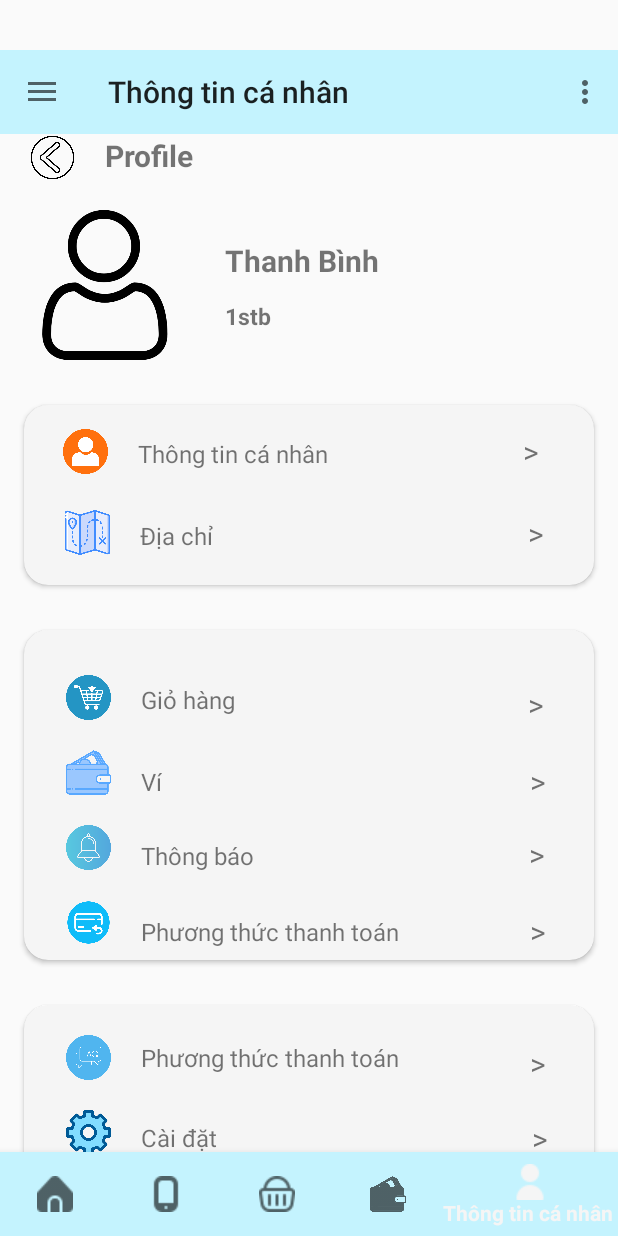
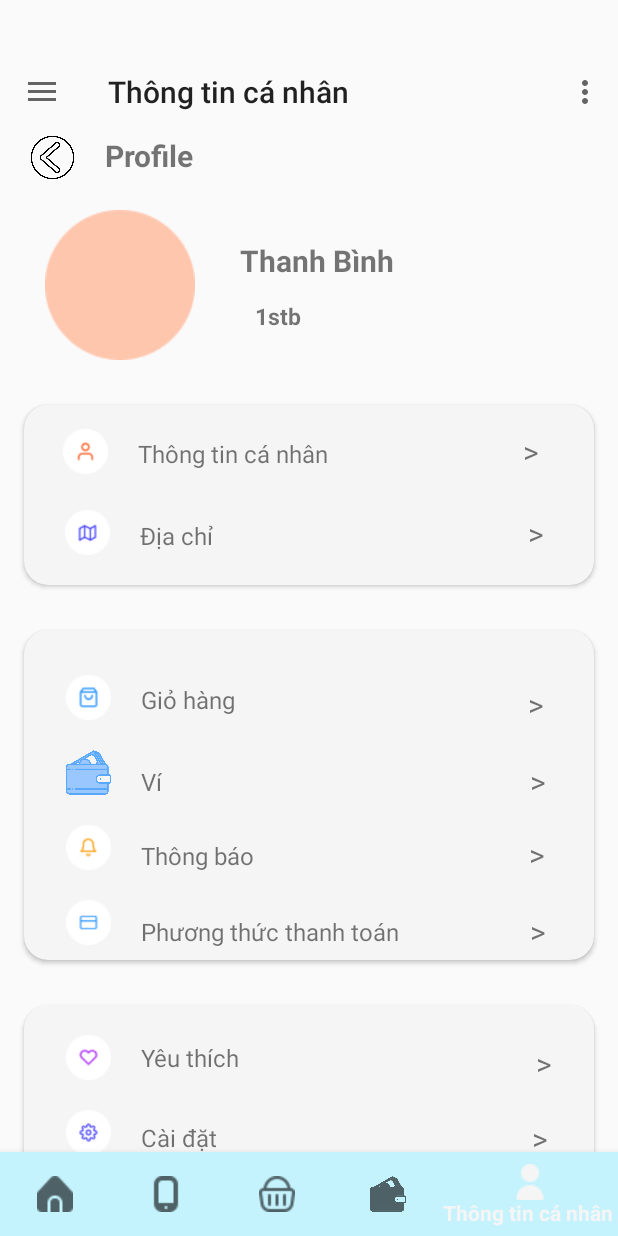
Before and after one commit to annvph49421/Duan1, an Android app: the screen it shows after launch (Home), item 5 of the bottom bar chosen, on a phone screen of 412 x 824 dp. Run offline under Robolectric (Android 15) with nearby library versions, the light colour scheme and no system bars.

Commit message:
sua giao dien

```diff
--- a/app/src/main/java/com/example/duan1/Fragment/HomeFragment.java
+++ b/app/src/main/java/com/example/duan1/Fragment/HomeFragment.java
@@ -64,9 +64,9 @@ public class HomeFragment extends Fragment {
 
         productList = new ArrayList<>();
         productList.add(new ProductModels(R.drawable.iphone15,"Iphone 15 Pro Max 256GB","Giá: 31.000.000đ"));
-        productList.add(new ProductModels(R.drawable.product_oppo12_1,"OPPO Reno12 5GB (12GB 256GB)","Giá: 12.290.000đ"));
-        productList.add(new ProductModels(R.drawable.product_samsung_1,"Samsung Galaxy S24 Ultra 12GB 256GB","Giá: 29.990.000đ"));
-        productList.add(new ProductModels(R.drawable.product_vivo_1,"Vivo V30E 12GB 256GB","Giá: 9.490.000đ"));
+        productList.add(new ProductModels(R.drawable.product_oppo12_1,"OPPO Reno12 128GB","Giá: 12.290.000đ"));
+        productList.add(new ProductModels(R.drawable.product_samsung_1,"Samsung Galaxy S24 Ultra 12GB","Giá: 29.990.000đ"));
+        productList.add(new ProductModels(R.drawable.product_vivo_1,"Vivo V30E 256GB Limited","Giá: 9.490.000đ"));
 
         productAdapter = new ProductAdapter(productList);
         recyclerView.setAdapter(productAdapter);
--- a/app/src/main/java/com/example/duan1/SQLite/DbHelperQLDT.java
+++ b/app/src/main/java/com/example/duan1/SQLite/DbHelperQLDT.java
@@ -12,7 +12,6 @@ public class DbHelperQLDT extends SQLiteOpenHelper {
     public void onCreate(SQLiteDatabase sqLiteDatabase) {
          String qDSDT= "CREATE TABLE DANHSACHDT(madt INTEGER PRIMARY KEY AUTOINCREMENT, tendt TEXT, sao DOUBLE, dungluong TEXT, gia INTEGER)";
          sqLiteDatabase.execSQL(qDSDT);
-
          String dDSDT= "INSERT INTO DANHSACHDT VALUES(1, 'Iphone 15 Pro Max', 5, '256GB', 31000000), (2, 'OPPO Reno12', 4.7, '64GB', 12290000)";
          sqLiteDatabase.execSQL(dDSDT);
     }
--- a/app/src/main/res/layout/activity_home.xml
+++ b/app/src/main/res/layout/activity_home.xml
@@ -23,7 +23,7 @@
             android:id="@+id/toolBar"
             android:layout_width="match_parent"
             android:layout_height="?attr/actionBarSize"
-            android:background="#C4F3FE"
+
             android:layout_marginTop="33dp"
             />
 
--- a/app/src/main/res/layout/fragment_t_t_ca_nhan.xml
+++ b/app/src/main/res/layout/fragment_t_t_ca_nhan.xml
@@ -39,9 +39,9 @@
         <ImageView
             android:layout_width="100dp"
             android:layout_height="100dp"
-            android:src="@drawable/icon_person"
+            android:src="@drawable/profile11"
             android:layout_marginTop="70dp"
-            android:layout_marginLeft="20dp"/>
+            android:layout_marginLeft="30dp"/>
 
         <TextView
             android:layout_width="wrap_content"
@@ -61,7 +61,7 @@
         android:text="1stb"
         android:layout_marginTop="130dp"
         android:textSize="15dp"
-        android:layout_marginLeft="150dp"
+        android:layout_marginLeft="170dp"
         android:textStyle="bold"/>
 
     <androidx.cardview.widget.CardView
@@ -84,7 +84,7 @@
             <ImageView
                 android:layout_width="30dp"
                 android:layout_height="30dp"
-                android:src="@drawable/icon_ttcn_1"
+                android:src="@drawable/ttcn"
                 android:layout_marginTop="23dp"
                 android:layout_marginLeft="10dp"
                 android:layout_gravity="start"/>
@@ -119,7 +119,7 @@
                 android:layout_marginTop="50dp"
                 android:layout_marginLeft="7dp"
                 android:layout_height="30dp"
-                android:src="@drawable/ic_map"/>
+                android:src="@drawable/diachi"/>
 
             <TextView
                 android:layout_width="wrap_content"
@@ -159,7 +159,7 @@
                 android:layout_marginTop="30dp"
                 android:layout_marginLeft="28dp"
                 android:layout_height="30dp"
-                android:src="@drawable/ic_cart"/>
+                android:src="@drawable/giohang"/>
 
             <TextView
                 android:layout_width="wrap_content"
@@ -220,7 +220,7 @@
                 android:layout_width="30dp"
                 android:layout_marginLeft="28dp"
                 android:layout_height="30dp"
-                android:src="@drawable/ic_notification"
+                android:src="@drawable/tb"
                 android:layout_marginTop="130dp"
                 />
 
@@ -252,7 +252,7 @@
                 android:layout_width="30dp"
                 android:layout_marginLeft="28dp"
                 android:layout_height="30dp"
-                android:src="@drawable/ic_credit"
+                android:src="@drawable/pttt"
 
                 />
 
@@ -294,12 +294,12 @@
                 android:layout_marginLeft="28dp"
                 android:layout_marginTop="20dp"
                 android:layout_height="30dp"
-                android:src="@drawable/ic_faq"/>
+                android:src="@drawable/like"/>
 
             <TextView
                 android:layout_width="wrap_content"
                 android:layout_height="wrap_content"
-                android:text="Phương thức thanh toán "
+                android:text="Yêu thích "
                 android:layout_marginLeft="20dp"
                 android:textSize="16dp"
                 android:layout_marginTop="20dp"/>
@@ -309,7 +309,7 @@
                 android:layout_height="wrap_content"
                 android:text=">"
                 android:layout_marginTop="25dp"
-                android:layout_marginLeft="83dp"
+                android:layout_marginLeft="193dp"
                 android:textSize="20dp"/>
 
         </LinearLayout>
@@ -324,7 +324,7 @@
                 android:layout_marginLeft="28dp"
                 android:layout_marginTop="70dp"
                 android:layout_height="30dp"
-                android:src="@drawable/ic_setting"/>
+                android:src="@drawable/setting2"/>
 
 
             <TextView
@@ -369,7 +369,7 @@
                 android:layout_height="30dp"
                 android:layout_marginTop="30dp"
                 android:layout_marginLeft="25dp"
-                android:src="@drawable/ic_logout2"/>
+                android:src="@drawable/dx2"/>
 
             <TextView
                 android:layout_width="wrap_content"
```
Also changed, not shown: app/src/main/res/layout/fragment_home.xml (+19 -2 lines), app/src/main/res/drawable/diachi.png (added), app/src/main/res/drawable/dx2.png (added), app/src/main/res/drawable/giohang.png (added), app/src/main/res/drawable/like.png (added), app/src/main/res/drawable/profile11.png (added), app/src/main/res/drawable/pttt.png (added), app/src/main/res/drawable/setting2.png (added), app/src/main/res/drawable/tb.png (added), app/src/main/res/drawable/ttcn.png (added).
